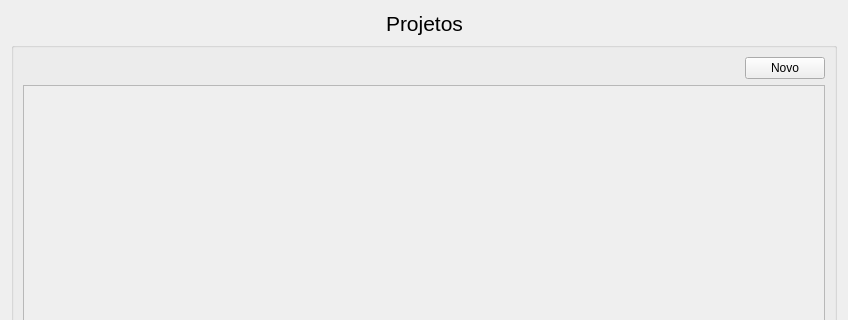
The window that view/projeto.ui (Gusrrocha/Gerenciador-de-projetos) describes before a commit, drawn with Qt 5; both pictures show x 0 to 848 and y 0 to 320 of the 848 by 581 pixel window.
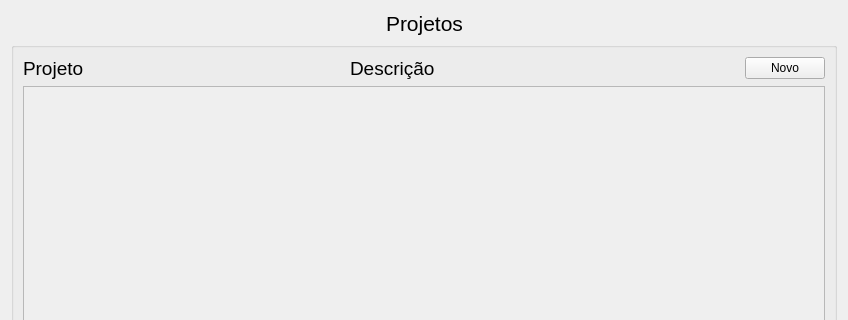
The same window after the commit.

```diff
--- a/view/projeto.ui
+++ b/view/projeto.ui
@@ -13,6 +13,9 @@
   <property name="windowTitle">
    <string>Form</string>
   </property>
+  <property name="styleSheet">
+   <string notr="true"/>
+  </property>
   <layout class="QVBoxLayout" name="verticalLayout_2">
    <item>
     <layout class="QHBoxLayout" name="horizontalLayout">
@@ -59,17 +62,62 @@
    </item>
    <item>
     <widget class="QGroupBox" name="groupBox">
+     <property name="styleSheet">
+      <string notr="true"/>
+     </property>
      <property name="title">
       <string/>
      </property>
      <layout class="QVBoxLayout" name="verticalLayout">
       <item>
        <layout class="QHBoxLayout" name="horizontalLayout_2">
+        <item>
+         <widget class="QLabel" name="label_2">
+          <property name="font">
+           <font>
+            <family>Arial</family>
+            <pointsize>14</pointsize>
+           </font>
+          </property>
+          <property name="text">
+           <string>Projeto</string>
+          </property>
+         </widget>
+        </item>
         <item>
          <spacer name="horizontalSpacer_3">
           <property name="orientation">
            <enum>Qt::Horizontal</enum>
           </property>
+          <property name="sizeType">
+           <enum>QSizePolicy::Fixed</enum>
+          </property>
+          <property name="sizeHint" stdset="0">
+           <size>
+            <width>260</width>
+            <height>20</height>
+           </size>
+          </property>
+         </spacer>
+        </item>
+        <item>
+         <widget class="QLabel" name="label_3">
+          <property name="font">
+           <font>
+            <family>Arial</family>
+            <pointsize>14</pointsize>
+           </font>
+          </property>
+          <property name="text">
+           <string>Descrição</string>
+          </property>
+         </widget>
+        </item>
+        <item>
+         <spacer name="horizontalSpacer_4">
+          <property name="orientation">
+           <enum>Qt::Horizontal</enum>
+          </property>
           <property name="sizeHint" stdset="0">
            <size>
             <width>40</width>
@@ -89,6 +137,9 @@
       </item>
       <item>
        <widget class="QScrollArea" name="scrollArea">
+        <property name="styleSheet">
+         <string notr="true"/>
+        </property>
         <property name="widgetResizable">
          <bool>true</bool>
         </property>
```
